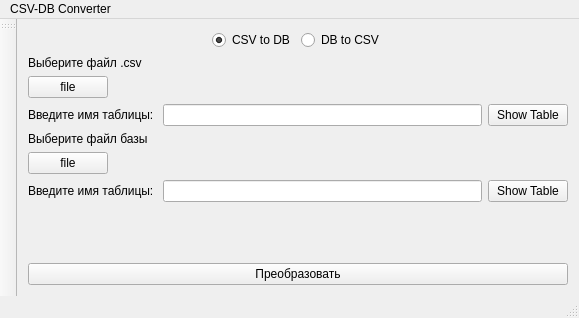
The window that mainwindow.ui (evrrn/DbCsvConverter) describes before a commit, drawn with Qt 5.
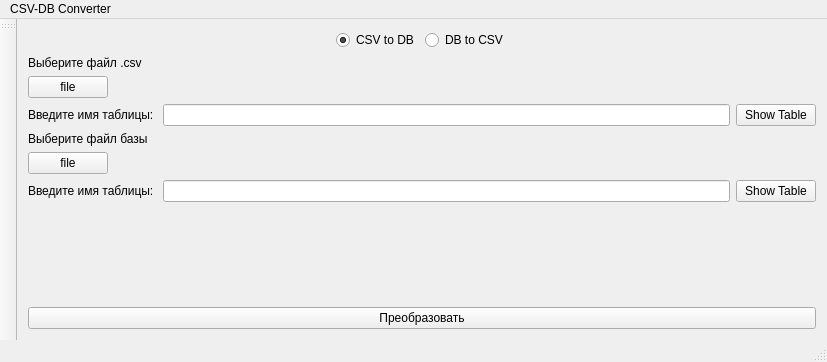
The same window after the commit.

Commit message: 1. explicit connect 2. rename buttons and slots 3.add clear function 4. add table-box

The edit to the form file:
```diff
--- a/mainwindow.ui
+++ b/mainwindow.ui
@@ -6,8 +6,8 @@
    <rect>
     <x>0</x>
     <y>0</y>
-    <width>579</width>
-    <height>318</height>
+    <width>827</width>
+    <height>362</height>
    </rect>
   </property>
   <property name="windowTitle">
@@ -17,7 +17,9 @@
    <enum>Qt::ToolButtonTextOnly</enum>
   </property>
   <widget class="QWidget" name="centralWidget">
-   <layout class="QVBoxLayout" name="verticalLayout">
+   <layout class="QHBoxLayout" name="horizontalLayout_9">
+    <item>
+     <layout class="QVBoxLayout" name="verticalLayout_2">
     <item>
      <layout class="QHBoxLayout" name="horizontalLayout">
       <item>
@@ -69,7 +71,7 @@
      </layout>
     </item>
     <item>
-     <widget class="QLabel" name="select_file_label_1">
+       <widget class="QLabel" name="select_from_file_label">
       <property name="text">
        <string>Выберите файл .csv</string>
       </property>
@@ -128,7 +130,7 @@
      </layout>
     </item>
     <item>
-     <widget class="QLabel" name="select_file_label_2">
+       <widget class="QLabel" name="select_to_file_label">
       <property name="text">
        <string>Выберите файл базы</string>
       </property>
@@ -220,13 +222,15 @@
      </widget>
     </item>
    </layout>
+    </item>
+   </layout>
   </widget>
   <widget class="QMenuBar" name="menuBar">
    <property name="geometry">
     <rect>
      <x>0</x>
      <y>0</y>
-     <width>579</width>
+     <width>827</width>
      <height>25</height>
     </rect>
    </property>
```
Left out of the diff: 20 changed lines with no effect on the pictures. Lines whose indentation alone changed are shown as unchanged. The commit also changes 2 other files.
